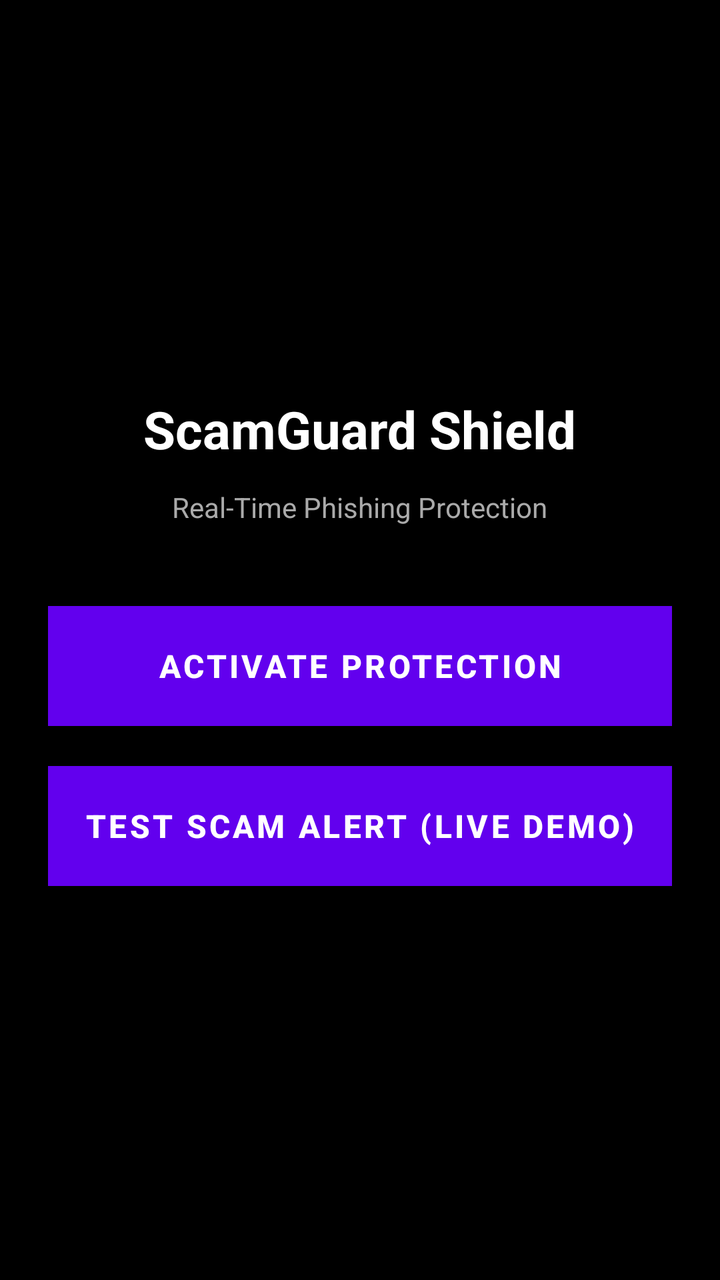
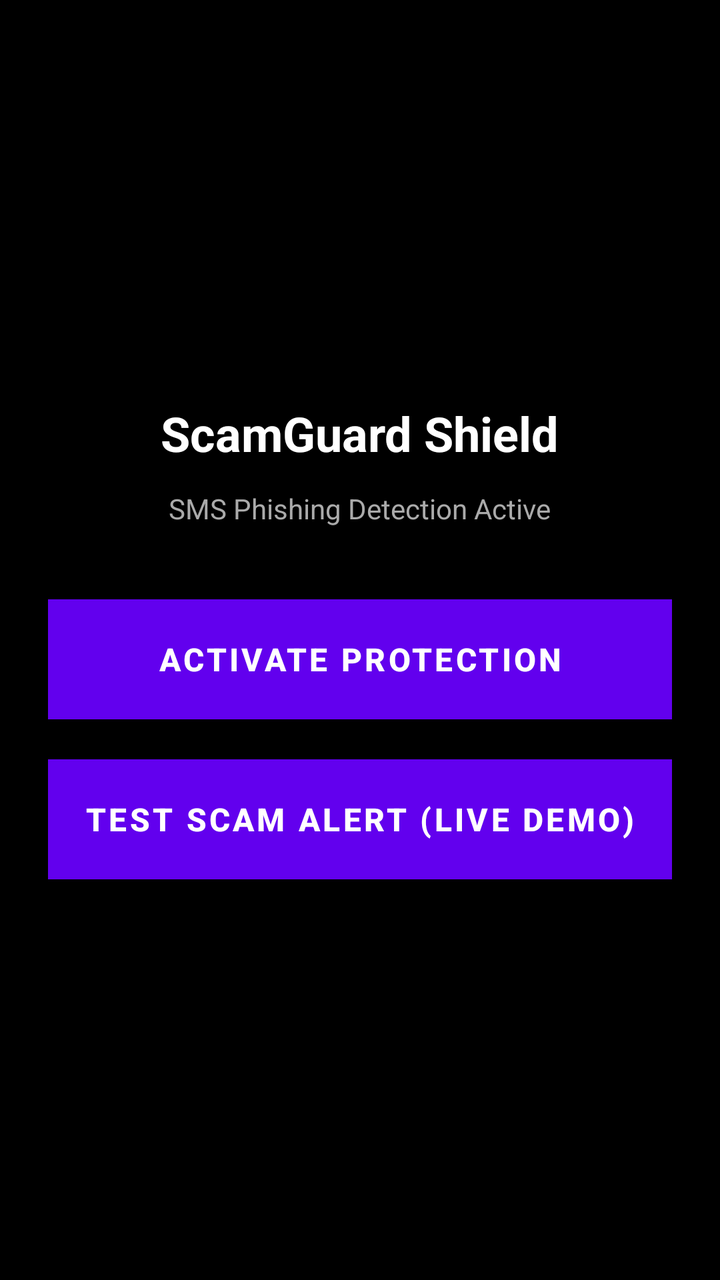

Screens rendered from an Android XML layout before and after an edit, with the pre-edit source and the edit as a unified diff.
<!-- AndroidManifest.xml: application theme Theme.MaterialComponents.DayNight.NoActionBar -->
<!-- res/layout/activity_main.xml -->
<?xml version="1.0" encoding="utf-8"?>
<LinearLayout xmlns:android="http://schemas.android.com/apk/res/android"
    android:layout_width="match_parent"
    android:layout_height="match_parent"
    android:orientation="vertical"
    android:gravity="center"
    android:padding="24dp"
    android:background="@android:color/black">

    <TextView
        android:layout_width="wrap_content"
        android:layout_height="wrap_content"
        android:text="ScamGuard Shield"
        android:textColor="@android:color/white"
        android:textSize="26sp"
        android:textStyle="bold"
        android:layout_marginBottom="12dp" />

    <TextView
        android:layout_width="wrap_content"
        android:layout_height="wrap_content"
        android:text="Real-Time Phishing Protection"
        android:textColor="@android:color/darker_gray"
        android:textSize="14sp"
        android:layout_marginBottom="40dp" />

    <Button
        android:id="@+id/btnPermissions"
        android:layout_width="match_parent"
        android:layout_height="60dp"
        android:text="ACTIVATE PROTECTION"
        android:textSize="16sp"
        android:textStyle="bold"
        android:textColor="@android:color/white"
        android:background="@android:color/holo_blue_dark"
        android:layout_marginBottom="20dp" />

    <Button
        android:id="@+id/btnSimulateScam"
        android:layout_width="match_parent"
        android:layout_height="60dp"
        android:text="TEST SCAM ALERT (LIVE DEMO)"
        android:textSize="16sp"
        android:textStyle="bold"
        android:textColor="@android:color/white"
        android:background="@android:color/holo_red_dark" />

</LinearLayout>
<!-- resources referenced by this layout -->
<resources>

</resources>

<!-- the commit's change to res/layout/activity_main.xml (unified diff, before → after) -->
@@ -12,17 +12,17 @@
         android:layout_height="wrap_content"
         android:text="ScamGuard Shield"
         android:textColor="@android:color/white"
-        android:textSize="26sp"
+        android:textSize="24sp"
         android:textStyle="bold"
         android:layout_marginBottom="12dp" />
 
     <TextView
         android:layout_width="wrap_content"
         android:layout_height="wrap_content"
-        android:text="Real-Time Phishing Protection"
+        android:text="SMS Phishing Detection Active"
         android:textColor="@android:color/darker_gray"
         android:textSize="14sp"
-        android:layout_marginBottom="40dp" />
+        android:layout_marginBottom="36dp" />
 
     <Button
         android:id="@+id/btnPermissions"
